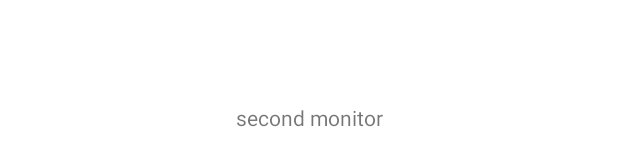
After one commit to mariusjenin/metadjioo_ds, an Android app: the layout second_monitor.xml on its own in the app's theme, with its tools: preview values and no code run, on a phone screen of 412 x 824 dp. The commit adds this screen. Shown: the part 501-667 px from the top of the screen. Run offline under Robolectric (Android 15) with nearby library versions, the phone set to English and light mode, and no system bars.

Commit message:
test dual monitor

```diff
--- /dev/null
+++ b/Metadjioo_DS/app/src/main/res/layout/second_monitor.xml
@@ -0,0 +1,17 @@
+<?xml version="1.0" encoding="utf-8"?>
+<androidx.constraintlayout.widget.ConstraintLayout xmlns:android="http://schemas.android.com/apk/res/android"
+    xmlns:app="http://schemas.android.com/apk/res-auto"
+    xmlns:tools="http://schemas.android.com/tools"
+    android:layout_width="match_parent"
+    android:layout_height="match_parent">
+
+    <TextView
+        android:id="@+id/textView"
+        android:layout_width="wrap_content"
+        android:layout_height="wrap_content"
+        android:text="second monitor"
+        app:layout_constraintBottom_toBottomOf="parent"
+        app:layout_constraintEnd_toEndOf="parent"
+        app:layout_constraintStart_toStartOf="parent"
+        app:layout_constraintTop_toTopOf="parent" />
+</androidx.constraintlayout.widget.ConstraintLayout>
```
Also changed, not shown: Metadjioo_DS/app/src/main/AndroidManifest.xml (+7 -3 lines), Metadjioo_DS/app/src/main/java/com/metadjioo_ds/MainActivity.java (+27 -1 lines), Metadjioo_DS/app/src/main/java/com/metadjioo_ds/PresentationBigMonitor.java (added, +22 -0 lines), Metadjioo_DS/app/src/main/res/layout/first_monitor.xml (renamed from Metadjioo_DS/app/src/main/res/layout/activity_main.xml, +5 -6 lines).
